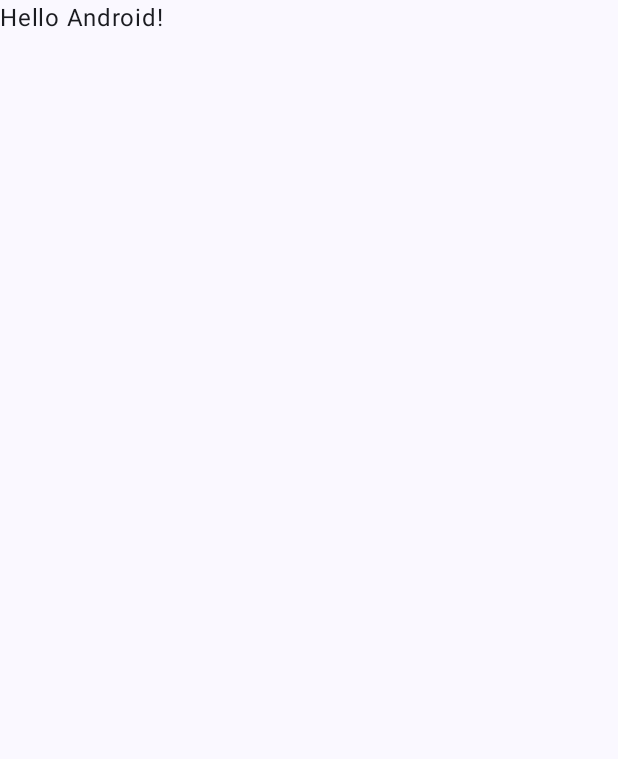
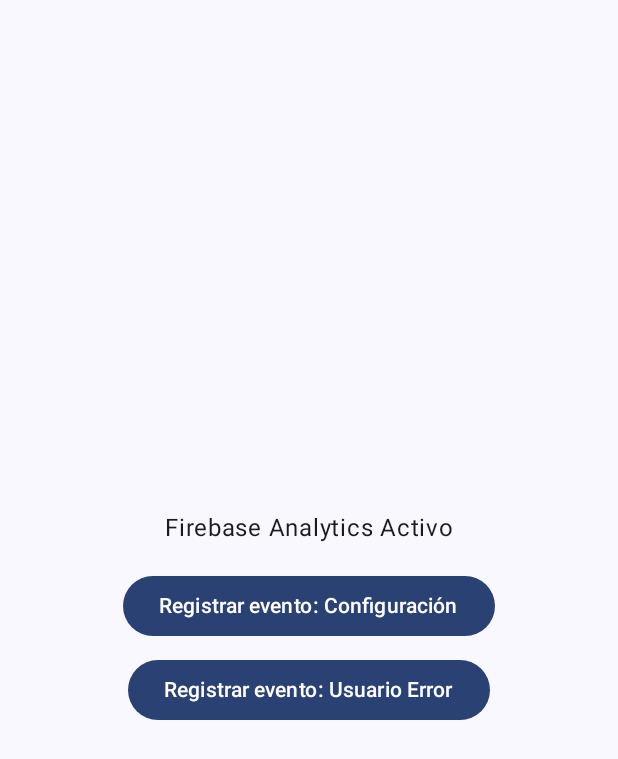
Before and after one commit to chrisdw23/android-firebase, an Android app built with Jetpack Compose: the screen it shows after launch (MainActivity), on a phone screen of 412 x 824 dp. Before the commit the part shown is almost empty. Shown: the top 759 px of the screen. Run offline under Robolectric (Android 15) with nearby library versions, the phone set to English and light mode, and no system bars.

Commit message:
feat(analytics): integrate Firebase Analytics and screen/event tracking

```diff
--- a/app/src/main/AndroidManifest.xml
+++ b/app/src/main/AndroidManifest.xml
@@ -1,6 +1,8 @@
 <?xml version="1.0" encoding="utf-8"?>
 <manifest xmlns:android="http://schemas.android.com/apk/res/android"
     xmlns:tools="http://schemas.android.com/tools">
+
+    <uses-permission android:name="android.permission.INTERNET" />
 
     <application
         android:allowBackup="true"
--- a/app/src/main/java/io/devexpert/firebase_android/MainActivity.kt
+++ b/app/src/main/java/io/devexpert/firebase_android/MainActivity.kt
@@ -4,14 +4,24 @@ import android.os.Bundle
 import androidx.activity.ComponentActivity
 import androidx.activity.compose.setContent
 import androidx.activity.enableEdgeToEdge
+import androidx.compose.foundation.layout.Arrangement
+import androidx.compose.foundation.layout.Column
+import androidx.compose.foundation.layout.Spacer
 import androidx.compose.foundation.layout.fillMaxSize
+import androidx.compose.foundation.layout.height
 import androidx.compose.foundation.layout.padding
+import androidx.compose.material3.Button
 import androidx.compose.material3.Scaffold
 import androidx.compose.material3.Text
 import androidx.compose.runtime.Composable
+import androidx.compose.runtime.LaunchedEffect
+import androidx.compose.runtime.remember
+import androidx.compose.ui.Alignment
 import androidx.compose.ui.Modifier
-import androidx.compose.ui.tooling.preview.Preview
+import androidx.compose.ui.platform.LocalContext
+import androidx.compose.ui.unit.dp
 import io.devexpert.firebase_android.ui.theme.Firebase_androidTheme
+import io.devexpert.firebase_android.utils.AnalyticsManager
 
 class MainActivity : ComponentActivity() {
     override fun onCreate(savedInstanceState: Bundle?) {
@@ -20,8 +30,7 @@ class MainActivity : ComponentActivity() {
         setContent {
             Firebase_androidTheme {
                 Scaffold(modifier = Modifier.fillMaxSize()) { innerPadding ->
-                    Greeting(
-                        name = "Android",
+                    AnalyticsScreen(
                         modifier = Modifier.padding(innerPadding)
                     )
                 }
@@ -31,17 +40,35 @@ class MainActivity : ComponentActivity() {
 }
 
 @Composable
-fun Greeting(name: String, modifier: Modifier = Modifier) {
-    Text(
-        text = "Hello $name!",
-        modifier = modifier
-    )
-}
+fun AnalyticsScreen(modifier: Modifier = Modifier) {
+    val context = LocalContext.current
+    val analytics = remember { AnalyticsManager(context) }
 
-@Preview(showBackground = true)
-@Composable
-fun GreetingPreview() {
-    Firebase_androidTheme {
-        Greeting("Android")
+    // Seguimiento de pantalla seguro ante recomposiciones
+    LaunchedEffect(Unit) {
+        analytics.logScreenView("MainScreen")
+    }
+
+    Column(
+        modifier = modifier.fillMaxSize(),
+        verticalArrangement = Arrangement.Center,
+        horizontalAlignment = Alignment.CenterHorizontally
+    ) {
+        Text(text = "Firebase Analytics Activo")
+        Spacer(modifier = Modifier.height(16.dp))
+        Button(onClick = {
+            val params = Bundle().apply {
+                putString("opcion", "tema_oscuro")
+            }
+            analytics.logEvent("configuracion", params)
+        }) {
+            Text(text = "Registrar evento: Configuración")
+        }
+        Spacer(modifier = Modifier.height(8.dp))
+        Button(onClick = {
+            analytics.logError("Error simulado desde Compose")
+        }) {
+            Text(text = "Registrar evento: Usuario Error")
+        }
     }
 }
--- /dev/null
+++ b/app/src/main/java/io/devexpert/firebase_android/utils/AnalyticsManager.kt
@@ -0,0 +1,28 @@
+package io.devexpert.firebase_android.utils
+
+import android.content.Context
+import android.os.Bundle
+import com.google.firebase.analytics.FirebaseAnalytics
+
+class AnalyticsManager(context: Context) {
+    private val firebaseAnalytics: FirebaseAnalytics = FirebaseAnalytics.getInstance(context)
+
+    fun logEvent(eventName: String, params: Bundle = Bundle()) {
+        firebaseAnalytics.logEvent(eventName, params)
+    }
+
+    fun logScreenView(screenName: String) {
+        val bundle = Bundle().apply {
+            putString(FirebaseAnalytics.Param.SCREEN_NAME, screenName)
+            putString(FirebaseAnalytics.Param.SCREEN_CLASS, screenName)
+        }
+        firebaseAnalytics.logEvent(FirebaseAnalytics.Event.SCREEN_VIEW, bundle)
+    }
+
+    fun logError(errorMessage: String) {
+        val bundle = Bundle().apply {
+            putString("error_detail", errorMessage)
+        }
+        firebaseAnalytics.logEvent("usuario_error", bundle)
+    }
+}
```
